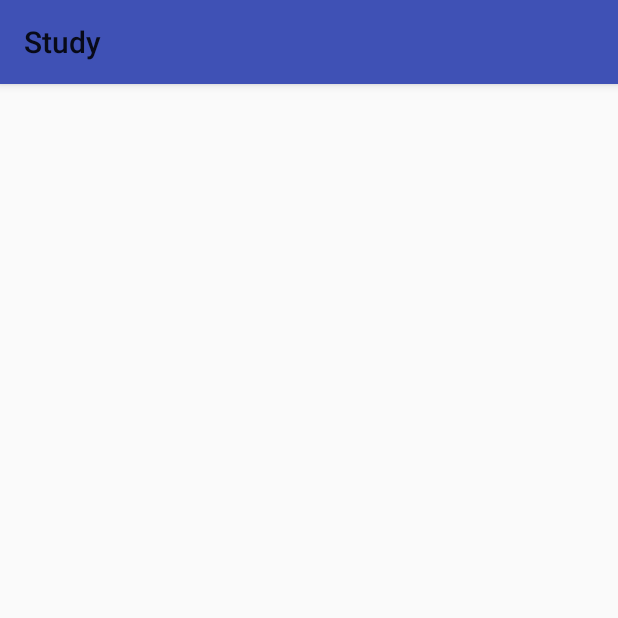
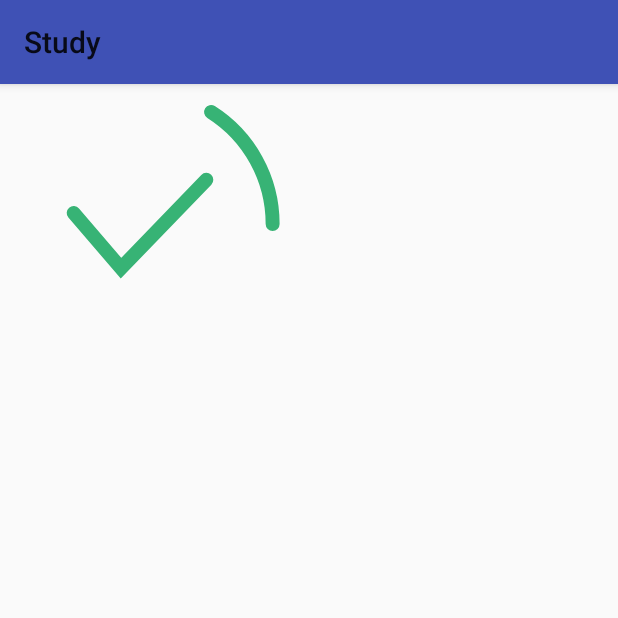
Before and after one commit to shycdw/studyTest, an Android app: the screen it shows after launch (DialogDemoActivity), on a phone screen of 412 x 824 dp, the top half of it. Run offline under Robolectric (Android 15) with nearby library versions, the light colour scheme and no system bars.

Commit message:
a progress dialog

```diff
--- /dev/null
+++ b/app/src/main/java/com/david/study/company/ScrollCircleView.java
@@ -0,0 +1,123 @@
+package com.david.study.company;
+
+import android.content.Context;
+import android.content.res.TypedArray;
+import android.graphics.Canvas;
+import android.graphics.Color;
+import android.graphics.Paint;
+import android.graphics.Path;
+import android.graphics.RectF;
+import android.support.annotation.Nullable;
+import android.util.AttributeSet;
+import android.view.View;
+
+import com.david.study.R;
+
+/**
+ * 外圈圆滚动成圆，内部一个勾
+ * Created by DavidChen on 2017/5/26.
+ */
+
+public class ScrollCircleView extends View {
+
+    private static final int DEFAULT_STROKE_COLOR = Color.parseColor("#FF37B375"); // 绿色
+    private static final float STROKE_WIDTH_RATIO = 2 / 19f;
+    private static final int DEFAULT_SIZE = 280;
+    private static final float LEFT_TOP_X_RATIO = 1 / 2f; // 相对于圆心，下同
+    private static final float LEFT_TOP_Y_RATIO = 1 / 12f;
+    private static final float BOTTOM_X_RATIO = 1 / 7f;
+    private static final float BOTTOM_Y_RATIO = 1 / 3f;
+    private static final float RIGHT_TOP_X_RATIO = 1 / 2f;
+    private static final float RIGHT_TOP_Y_RATIO = 1 / 3f;
+
+    private float mDestAngle;
+    private Paint mPaint;
+    private RectF mRectF;
+    private Path mPath;
+    private float mStrokeWidth;
+
+    public ScrollCircleView(Context context) {
+        this(context, null);
+    }
+
+    public ScrollCircleView(Context context, @Nullable AttributeSet attrs) {
+        this(context, attrs, 0);
+    }
+
+    public ScrollCircleView(Context context, @Nullable AttributeSet attrs, int defStyleAttr) {
+        super(context, attrs, defStyleAttr);
+        TypedArray ta = context.obtainStyledAttributes(attrs, R.styleable.ScrollCircleView);
+        int strokeColor = ta.getColor(R.styleable.ScrollCircleView_stroke_color, DEFAULT_STROKE_COLOR);
+        mStrokeWidth = ta.getFloat(R.styleable.ScrollCircleView_stroke_size, -1);
+        ta.recycle();
+        mPaint = new Paint(Paint.ANTI_ALIAS_FLAG);
+        mPaint.setColor(strokeColor);
+        mPaint.setStrokeCap(Paint.Cap.ROUND);
+        mPaint.setStyle(Paint.Style.STROKE);
+        mPath = new Path();
+    }
+
+    @Override
+    protected void onMeasure(int widthMeasureSpec, int heightMeasureSpec) {
+        super.onMeasure(widthMeasureSpec, heightMeasureSpec);
+        int measuredWidth = measureWidth(widthMeasureSpec);
+        int measuredHeight = measureHeight(heightMeasureSpec);
+        setMeasuredDimension(measuredWidth, measuredHeight);
+    }
+
+    @Override
+    protected void onDraw(Canvas canvas) {
+        super.onDraw(canvas);
+        canvas.drawPath(mPath, mPaint);
+        mDestAngle += 7.2f;
+        if (mDestAngle < 360) {
+            canvas.drawArc(mRectF, 0, -mDestAngle, false, mPaint);
+            postInvalidateDelayed(10);
+        } else {
+            canvas.drawArc(mRectF, 0, -360, false, mPaint); // 最后静止成一个圆
+        }
+    }
+
+    @Override
+    protected void onSizeChanged(int w, int h, int oldw, int oldh) {
+        super.onSizeChanged(w, h, oldw, oldh);
+        float halfSize = Math.min(w, h) / 2f;
+        float halfW = w / 2;
+        float halfH = h / 2;
+        float strokeWidth = halfSize * STROKE_WIDTH_RATIO;
+        float radius = halfSize - strokeWidth / 2;
+        if (mStrokeWidth <= 0) {
+            mStrokeWidth = radius * STROKE_WIDTH_RATIO;
+        }
+        mPaint.setStrokeWidth(mStrokeWidth);
+        mRectF = new RectF(halfW - radius, halfH - radius, halfW + radius, halfH + radius);
+        mPath.reset();
+        mPath.moveTo(halfW - radius * LEFT_TOP_X_RATIO, halfH - radius * LEFT_TOP_Y_RATIO);
+        mPath.lineTo(halfW - radius * BOTTOM_X_RATIO, halfH + radius * BOTTOM_Y_RATIO);
+        mPath.lineTo(halfW + radius * RIGHT_TOP_X_RATIO, halfH - radius * RIGHT_TOP_Y_RATIO);
+    }
+
+    private int measureHeight(int heightMeasureSpec) {
+        int height = 0;
+        int mode = MeasureSpec.getMode(heightMeasureSpec);
+        int size = MeasureSpec.getSize(heightMeasureSpec);
+        if (mode == MeasureSpec.EXACTLY) {
+            height = size;
+        } else if (mode == MeasureSpec.AT_MOST) {
+            height = DEFAULT_SIZE;
+        }
+        return height;
+    }
+
+    private int measureWidth(int widthMeasureSpec) {
+        int width = 0;
+        int mode = MeasureSpec.getMode(widthMeasureSpec);
+        int size = MeasureSpec.getSize(widthMeasureSpec);
+        if (mode == MeasureSpec.EXACTLY) {
+            width = size;
+        } else if (mode == MeasureSpec.AT_MOST) {
+            width = DEFAULT_SIZE;
+        }
+        return width;
+    }
+}
--- a/app/src/main/java/com/david/study/ui/activity/multimedia/DialogDemoActivity.java
+++ b/app/src/main/java/com/david/study/ui/activity/multimedia/DialogDemoActivity.java
@@ -16,7 +16,7 @@ public class DialogDemoActivity extends BaseActivity {
     protected void onCreate(Bundle savedInstanceState) {
         super.onCreate(savedInstanceState);
         setContentView(R.layout.dialog_demo);
-        showLoading();
+        /*showLoading();*/
     }
 
     @Override
--- a/app/src/main/res/layout/dialog_demo.xml
+++ b/app/src/main/res/layout/dialog_demo.xml
@@ -1,6 +1,11 @@
 <?xml version="1.0" encoding="utf-8"?>
 <LinearLayout xmlns:android="http://schemas.android.com/apk/res/android"
-    android:orientation="vertical" android:layout_width="match_parent"
-    android:layout_height="match_parent">
+    android:layout_width="match_parent"
+    android:layout_height="match_parent"
+    android:orientation="vertical">
+
+    <com.david.study.company.ScrollCircleView
+        android:layout_width="wrap_content"
+        android:layout_height="wrap_content" />
 
 </LinearLayout>
--- a/app/src/main/res/values/attrs.xml
+++ b/app/src/main/res/values/attrs.xml
@@ -39,12 +39,17 @@
         <attr name="wave_color" format="color" />
         <attr name="wave_bg_color" format="color" />
         <attr name="stroke_color" format="color" />
-        <attr name="main_text" format="string|reference" />
+        <attr name="main_text" format="string" />
         <attr name="main_text_color" format="color" />
         <attr name="main_text_size" format="dimension" />
-        <attr name="hint_text" format="string|reference" />
+        <attr name="hint_text" format="string" />
         <attr name="hint_color" format="color" />
         <attr name="hint_size" format="dimension" />
         <attr name="text_space" format="dimension" />
     </declare-styleable>
+
+    <declare-styleable name="ScrollCircleView">
+        <attr name="stroke_color" format="color" />
+        <attr name="stroke_size" format="float" />
+    </declare-styleable>
 </resources>
--- a/app/src/main/res/values/colors.xml
+++ b/app/src/main/res/values/colors.xml
@@ -6,6 +6,7 @@
     <color name="white">#FFFFFFFF</color>
     <color name="blue">#FF00FF00</color>
     <color name="red">#FFFF0000</color>
+    <color name="green">#FF37B375</color>
     <color name="border_gray">#FFCCCCCC</color>
     <color name="transparent">#00000000</color>
     <color name="text_primary">#DE000000</color>
```
